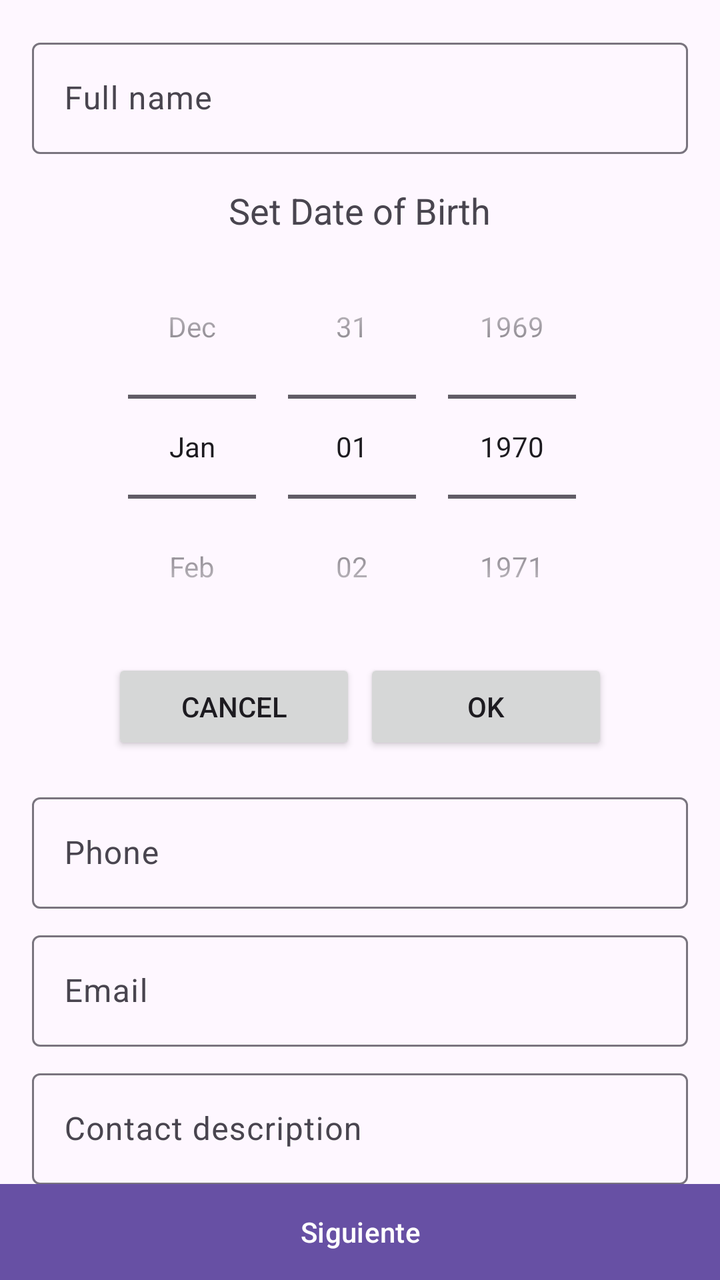
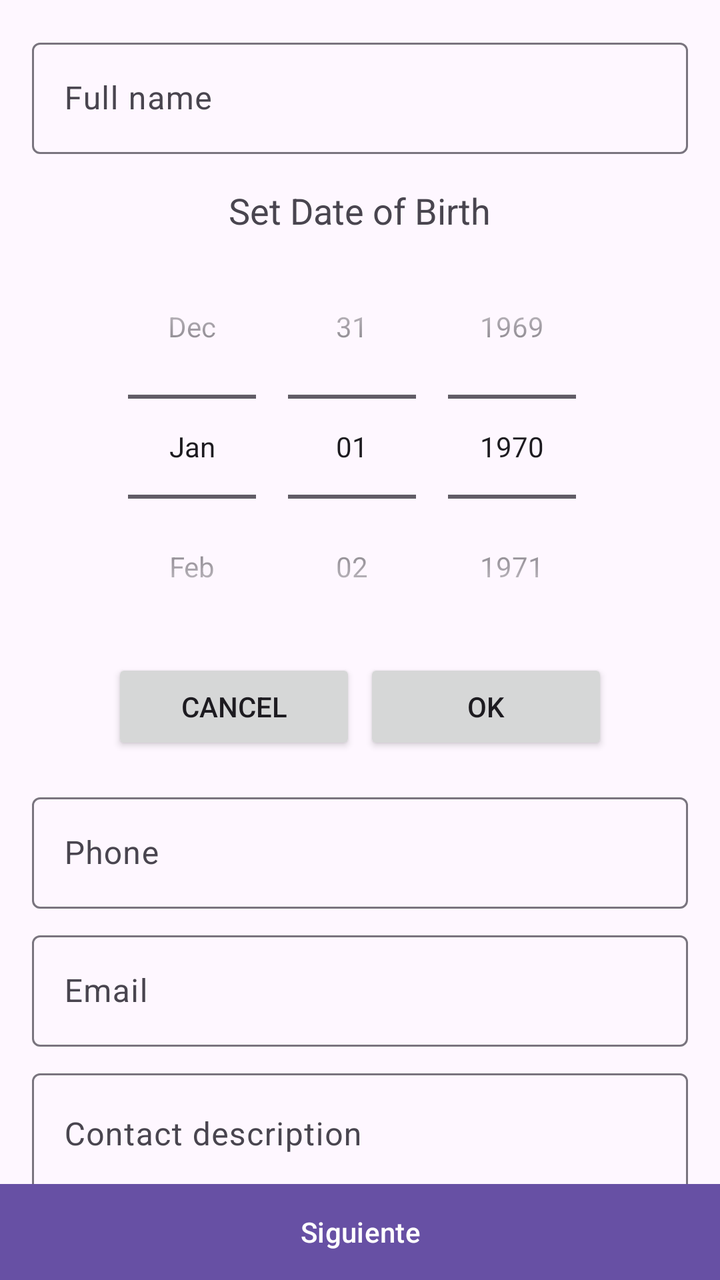

Before-and-after screenshots of an Android layout around one commit, followed by the original layout XML and the change that was made.
<!-- AndroidManifest.xml: application theme Theme.MyActivities -->
<!-- res/layout/activity_main.xml -->
<?xml version="1.0" encoding="utf-8"?>
<androidx.constraintlayout.widget.ConstraintLayout xmlns:android="http://schemas.android.com/apk/res/android"
    xmlns:app="http://schemas.android.com/apk/res-auto"
    xmlns:tools="http://schemas.android.com/tools"
    android:id="@+id/main"
    android:layout_width="match_parent"
    android:layout_height="match_parent"
    tools:context=".MainActivity">

    <com.google.android.material.textfield.TextInputLayout
        android:id="@+id/textInputLayout"
        android:layout_width="0dp"
        android:layout_height="wrap_content"
        android:layout_marginStart="16dp"
        android:layout_marginTop="16dp"
        android:layout_marginEnd="16dp"
        app:layout_constraintEnd_toEndOf="parent"
        app:layout_constraintStart_toStartOf="parent"
        app:layout_constraintTop_toTopOf="parent">

        <com.google.android.material.textfield.TextInputEditText
            android:layout_width="match_parent"
            android:layout_height="wrap_content"
            android:hint="@string/label_full_name"
            android:inputType="text"
            android:singleLine="true" />
    </com.google.android.material.textfield.TextInputLayout>

    <LinearLayout
        android:id="@+id/lyDatePicker"
        android:layout_width="wrap_content"
        android:layout_height="wrap_content"
        android:layout_marginTop="16dp"
        android:orientation="vertical"
        app:layout_constraintEnd_toEndOf="parent"
        app:layout_constraintStart_toStartOf="parent"
        app:layout_constraintTop_toBottomOf="@+id/textInputLayout">

        <TextView
            android:layout_width="wrap_content"
            android:layout_height="wrap_content"
            android:layout_gravity="center"
            android:text="@string/label_birthdate"
            android:textSize="18sp" />

        <DatePicker
            android:layout_width="wrap_content"
            android:layout_height="wrap_content"
            android:calendarViewShown="false"
            android:datePickerMode="spinner" />

        <LinearLayout
            android:layout_width="match_parent"
            android:layout_height="wrap_content"
            android:orientation="horizontal">

            <Button
                android:layout_width="match_parent"
                android:layout_height="wrap_content"
                android:layout_marginEnd="2dp"
                android:layout_weight="1"
                android:text="@string/label_cancel"
                app:cornerRadius="0dp" />

            <Button
                android:layout_width="match_parent"
                android:layout_height="wrap_content"
                android:layout_marginStart="2dp"
                android:layout_weight="1"
                android:text="@string/label_OK"
                app:cornerRadius="0dp" />

        </LinearLayout>
    </LinearLayout>

    <com.google.android.material.textfield.TextInputLayout
        android:id="@+id/tlPhone"
        android:layout_width="0dp"
        android:layout_height="wrap_content"
        android:layout_marginStart="16dp"
        android:layout_marginTop="16dp"
        android:layout_marginEnd="16dp"
        app:layout_constraintEnd_toEndOf="parent"
        app:layout_constraintStart_toStartOf="parent"
        app:layout_constraintTop_toBottomOf="@+id/lyDatePicker">

        <com.google.android.material.textfield.TextInputEditText
            android:layout_width="match_parent"
            android:layout_height="wrap_content"
            android:hint="@string/label_phone"
            android:inputType="text"
            android:singleLine="true" />

    </com.google.android.material.textfield.TextInputLayout>

    <com.google.android.material.textfield.TextInputLayout
        android:id="@+id/tlEmail"
        android:layout_width="0dp"
        android:layout_height="wrap_content"
        android:layout_marginStart="16dp"
        android:layout_marginTop="8dp"
        android:layout_marginEnd="16dp"
        app:layout_constraintEnd_toEndOf="parent"
        app:layout_constraintStart_toStartOf="parent"
        app:layout_constraintTop_toBottomOf="@+id/tlPhone">

        <com.google.android.material.textfield.TextInputEditText
            android:layout_width="match_parent"
            android:layout_height="wrap_content"
            android:hint="@string/label_email"
            android:inputType="text"
            android:singleLine="true" />

    </com.google.android.material.textfield.TextInputLayout>

    <com.google.android.material.textfield.TextInputLayout
        android:id="@+id/tlContactDesc"
        android:layout_width="0dp"
        android:layout_height="wrap_content"
        android:layout_marginStart="16dp"
        android:layout_marginTop="8dp"
        android:layout_marginEnd="16dp"
        app:layout_constraintEnd_toEndOf="parent"
        app:layout_constraintStart_toStartOf="parent"
        app:layout_constraintTop_toBottomOf="@+id/tlEmail">

        <com.google.android.material.textfield.TextInputEditText
            android:layout_width="match_parent"
            android:layout_height="wrap_content"
            android:hint="@string/label_contact_desc"
            android:inputType="text"
            android:maxLines="3"
            android:singleLine="false" />

    </com.google.android.material.textfield.TextInputLayout>

    <com.google.android.material.button.MaterialButton
        android:id="@+id/btnNext"
        android:layout_width="0dp"
        android:layout_height="wrap_content"
        android:layout_margin="0dp"
        android:insetTop="0dp"
        android:insetBottom="0dp"
        android:text="@string/label_next"
        app:cornerRadius="0dp"
        app:layout_constraintBottom_toBottomOf="parent"
        app:layout_constraintEnd_toEndOf="parent"
        app:layout_constraintStart_toStartOf="parent" />

</androidx.constraintlayout.widget.ConstraintLayout>
<!-- resources referenced by this layout -->
<resources>
  <string name="label_OK">OK</string>
  <string name="label_birthdate">Set Date of Birth</string>
  <string name="label_cancel">Cancel</string>
  <string name="label_contact_desc">Contact description</string>
  <string name="label_email">Email</string>
  <string name="label_full_name">Full name</string>
  <string name="label_next">Siguiente</string>
  <string name="label_phone">Phone</string>
  <style name="Theme.MyActivities" parent="Base.Theme.MyActivities" />
  <style name="Base.Theme.MyActivities" parent="Theme.Material3.DayNight.NoActionBar">
          
          
      </style>
</resources>

<!-- the commit's change to res/layout/activity_main.xml (unified diff, before → after) -->
@@ -22,7 +22,7 @@
             android:layout_width="match_parent"
             android:layout_height="wrap_content"
             android:hint="@string/label_full_name"
-            android:inputType="text"
+            android:inputType="textPersonName"
             android:singleLine="true" />
     </com.google.android.material.textfield.TextInputLayout>
 
@@ -47,9 +47,11 @@
             android:layout_width="wrap_content"
             android:layout_height="wrap_content"
             android:calendarViewShown="false"
-            android:datePickerMode="spinner" />
+            android:datePickerMode="spinner"
+            android:minDate="01/01/1900" />
 
         <LinearLayout
+            style="?android:attr/buttonBarStyle"
             android:layout_width="match_parent"
             android:layout_height="wrap_content"
             android:orientation="horizontal">
@@ -59,14 +61,19 @@
                 android:layout_height="wrap_content"
                 android:layout_marginEnd="2dp"
                 android:layout_weight="1"
+                android:insetTop="0dp"
+                android:insetBottom="0dp"
                 android:text="@string/label_cancel"
-                app:cornerRadius="0dp" />
+                app:cornerRadius="0dp"
+                tools:ignore="ButtonStyle" />
 
             <Button
                 android:layout_width="match_parent"
                 android:layout_height="wrap_content"
                 android:layout_marginStart="2dp"
                 android:layout_weight="1"
+                android:insetTop="0dp"
+                android:insetBottom="0dp"
                 android:text="@string/label_OK"
                 app:cornerRadius="0dp" />
 
@@ -88,7 +95,7 @@
             android:layout_width="match_parent"
             android:layout_height="wrap_content"
             android:hint="@string/label_phone"
-            android:inputType="text"
+            android:inputType="phone"
             android:singleLine="true" />
 
     </com.google.android.material.textfield.TextInputLayout>
@@ -108,7 +115,7 @@
             android:layout_width="match_parent"
             android:layout_height="wrap_content"
             android:hint="@string/label_email"
-            android:inputType="text"
+            android:inputType="textEmailAddress"
             android:singleLine="true" />
 
     </com.google.android.material.textfield.TextInputLayout>
@@ -126,11 +133,9 @@
 
         <com.google.android.material.textfield.TextInputEditText
             android:layout_width="match_parent"
-            android:layout_height="wrap_content"
+            android:layout_height="61dp"
             android:hint="@string/label_contact_desc"
-            android:inputType="text"
-            android:maxLines="3"
-            android:singleLine="false" />
+            android:inputType="textMultiLine" />
 
     </com.google.android.material.textfield.TextInputLayout>
 
